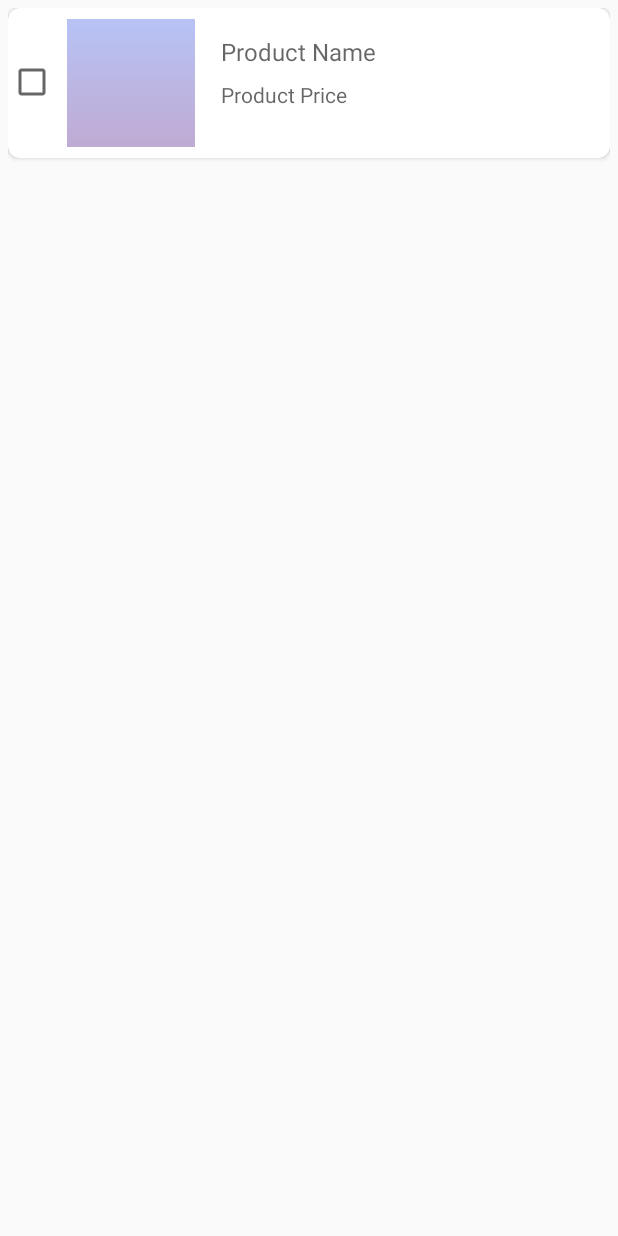
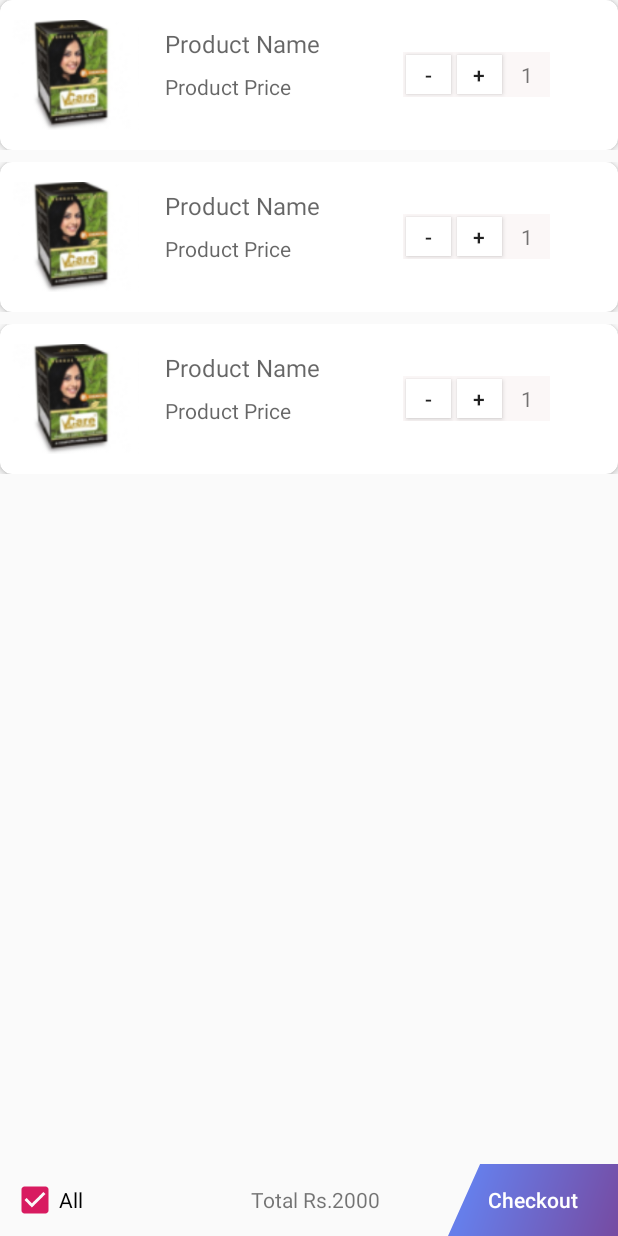
Before and after one commit to sandeepbhattarai48/HelloSewa, an Android app: the layout cart_fragment.xml on its own in the app's theme, with its tools: preview values and no code run, on a phone screen of 412 x 824 dp. Run offline under Robolectric (Android 15) with nearby library versions, the phone set to English and light mode, and no system bars.

Commit message:
cart fragment updated...

```diff
--- /dev/null
+++ b/app/src/main/res/drawable/checkout_btn.xml
@@ -0,0 +1,4 @@
+<?xml version="1.0" encoding="utf-8"?>
+<selector xmlns:android="http://schemas.android.com/apk/res/android">
+
+</selector>
--- /dev/null
+++ b/app/src/main/res/drawable/checkout_svg.xml
@@ -0,0 +1,24 @@
+
+  <vector xmlns:android="http://schemas.android.com/apk/res/android"
+      xmlns:aapt="http://schemas.android.com/aapt"
+      android:width="108.899dp"
+      android:height="37.505dp"
+      android:viewportWidth="108.899"
+      android:viewportHeight="37.505">
+    <path
+        android:pathData="M20.852,0.5l-20.007,36.5h107.555L108.4,0.5Z"
+        android:strokeWidth="1"
+        android:strokeColor="#707070">
+      <aapt:attr name="android:fillColor">
+        <gradient
+            android:startY="0.5"
+            android:startX="19.882235"
+            android:endY="37"
+            android:endX="108.4"
+            android:type="linear">
+          <item android:offset="0" android:color="#FF667EEA"/>
+          <item android:offset="1" android:color="#FF764BA2"/>
+        </gradient>
+      </aapt:attr>
+    </path>
+  </vector>
--- a/app/src/main/res/layout/activity_main.xml
+++ b/app/src/main/res/layout/activity_main.xml
@@ -9,11 +9,11 @@
     <FrameLayout
         android:id="@+id/nav_host"
         android:layout_width="0dp"
-        android:layout_height="match_parent"
+        android:layout_height="0dp"
+        app:layout_constraintBottom_toTopOf="@+id/bottom_nav"
         app:layout_constraintEnd_toEndOf="parent"
         app:layout_constraintStart_toStartOf="parent"
-        app:layout_constraintTop_toTopOf="parent"
-        />
+        app:layout_constraintTop_toTopOf="parent" />
     <com.google.android.material.bottomnavigation.BottomNavigationView
         android:id="@+id/bottom_nav"
         android:layout_width="match_parent"
--- a/app/src/main/res/layout/cart_fragment.xml
+++ b/app/src/main/res/layout/cart_fragment.xml
@@ -1,14 +1,68 @@
 <?xml version="1.0" encoding="utf-8"?>
-<FrameLayout xmlns:android="http://schemas.android.com/apk/res/android"
+<androidx.constraintlayout.widget.ConstraintLayout xmlns:android="http://schemas.android.com/apk/res/android"
+    xmlns:app="http://schemas.android.com/apk/res-auto"
     xmlns:tools="http://schemas.android.com/tools"
+    android:id="@+id/constraintLayout"
     android:layout_width="match_parent"
     android:layout_height="match_parent"
     tools:context=".cartFragment.Cart">
 
     <androidx.recyclerview.widget.RecyclerView
         android:id="@+id/recycler_view"
-        tools:listitem="@layout/cart_list_item"
-        android:layout_width="match_parent"
-        android:layout_height="wrap_content"/>
+        android:layout_width="0dp"
+        android:layout_height="0dp"
+        app:layout_constraintBottom_toTopOf="@+id/linearLayout"
+        app:layout_constraintEnd_toEndOf="parent"
+        app:layout_constraintStart_toStartOf="parent"
+        app:layout_constraintTop_toTopOf="parent"
+        tools:listitem="@layout/cart_list_item" />
 
-</FrameLayout>
+    <LinearLayout
+        android:id="@+id/linearLayout"
+        android:layout_width="0dp"
+        android:layout_height="wrap_content"
+        android:layout_weight="1"
+        android:gravity="bottom"
+        android:orientation="horizontal"
+        app:layout_constraintBottom_toBottomOf="parent"
+        app:layout_constraintEnd_toEndOf="parent"
+        app:layout_constraintStart_toStartOf="parent">
+
+        <CheckBox
+            android:layout_width="70dp"
+            android:layout_height="wrap_content"
+            android:layout_marginStart="@dimen/padding_small"
+            android:layout_weight="1"
+            android:baselineAligned="false"
+            android:checked="true"
+            android:text="@string/all" />
+
+        <TextView
+            android:layout_width="wrap_content"
+            android:layout_height="wrap_content"
+            android:layout_weight="1"
+            android:text="@string/total_rs_2000"
+            android:textAlignment="textEnd" />
+
+        <TextView
+            android:id="@+id/textView14"
+            android:layout_width="wrap_content"
+            android:layout_height="wrap_content"
+            android:layout_weight="1"
+            android:text="@string/_2000" />
+
+        <Button
+            android:layout_width="wrap_content"
+            android:layout_height="wrap_content"
+            android:layout_weight="0.1"
+            android:background="@drawable/checkout_svg"
+            android:gravity="center"
+            android:text="@string/checkout"
+            android:textAllCaps="false"
+            android:textColor="@color/white" />
+
+
+    </LinearLayout>
+
+
+</androidx.constraintlayout.widget.ConstraintLayout>
--- a/app/src/main/res/layout/cart_list_item.xml
+++ b/app/src/main/res/layout/cart_list_item.xml
@@ -1,61 +1,103 @@
 <?xml version="1.0" encoding="utf-8"?>
-<LinearLayout xmlns:android="http://schemas.android.com/apk/res/android"
+<RelativeLayout xmlns:android="http://schemas.android.com/apk/res/android"
     xmlns:app="http://schemas.android.com/apk/res-auto"
-    android:orientation="horizontal"
-    android:padding="5dp"
     android:layout_width="match_parent"
-    android:layout_height="match_parent">
+    android:layout_height="wrap_content"
+    android:layout_marginBottom="@dimen/small_margin"
+    android:orientation="vertical">
 
     <androidx.cardview.widget.CardView
-    app:cardCornerRadius="@dimen/radius_small"
         android:layout_width="match_parent"
         android:layout_height="wrap_content"
-    >
+
+        app:cardCornerRadius="@dimen/radius_small"
+        app:cardElevation="3dp">
 
 
         <LinearLayout
-    android:orientation="horizontal"
             android:layout_width="match_parent"
-    android:layout_height="wrap_content">
+            android:layout_height="wrap_content"
+            android:orientation="horizontal">
+
+            <ImageView
+                android:id="@+id/cart_product_image"
+                android:layout_width="100dp"
+                android:layout_height="100dp"
+                android:padding="@dimen/padding_small"
+                android:src="@drawable/hair_dye" />
+
+            <LinearLayout
+                android:layout_width="wrap_content"
+                android:layout_height="wrap_content"
+                android:orientation="vertical"
+                android:padding="10dp">
+
+                <TextView
+                    android:id="@+id/cart_product_name"
+                    android:layout_width="wrap_content"
+                    android:layout_height="wrap_content"
+                    android:layout_marginTop="@dimen/margin_top"
+                    android:hint="@string/product_name"
+                    android:textSize="@dimen/text_size_medium" />
+
+                <TextView
+                    android:id="@+id/cart_product_price"
+                    android:layout_width="wrap_content"
+                    android:layout_height="wrap_content"
+                    android:layout_marginTop="@dimen/margin_top"
+                    android:hint="@string/product_price" />
+
+            </LinearLayout>
+
+            <LinearLayout
+                android:layout_width="match_parent"
+                android:layout_height="match_parent"
+                android:gravity="center">
+
+                <LinearLayout
+                    android:layout_width="wrap_content"
+                    android:layout_height="30dp"
+                    android:layout_gravity="center"
+                    android:background="@color/bg"
+                    android:gravity="center">
+
+                    <Button
+                        style="@style/custom_button_quantity"
+                        android:layout_width="30dp"
+                        android:layout_height="match_parent"
+                        android:layout_margin="@dimen/quantity_margin"
+                        android:background="@color/white"
+                        android:text="-" />
+
+                    <Button
+                        style="@style/custom_button_quantity"
+                        android:layout_width="30dp"
+                        android:layout_height="match_parent"
+                        android:layout_margin="@dimen/quantity_margin"
+                        android:background="@color/white"
+                        android:text="+" />
+
+                    <TextView
+                        android:layout_width="30dp"
+                        android:layout_height="match_parent"
+                        android:gravity="center"
+                        android:text="1" />
+
+
+                </LinearLayout>
+            </LinearLayout>
 
             <androidx.appcompat.widget.AppCompatCheckBox
                 android:id="@+id/cart_checkbox"
                 android:layout_width="wrap_content"
                 android:layout_height="70dp"
                 android:layout_gravity="center"
+                android:autoLink="none"
                 android:autoText="false" />
 
-    <ImageView
-        android:id="@+id/cart_product_image"
-        android:padding="@dimen/padding_small"
-        android:src="@drawable/nav_background"
-        android:layout_width="100dp"
-        android:layout_height="100dp"/>
-
-    <LinearLayout
-        android:padding="10dp"
-        android:orientation="vertical"
-        android:layout_width="match_parent"
-        android:layout_height="wrap_content">
-
-        <TextView
-            android:id="@+id/cart_product_name"
-            android:textSize="@dimen/text_size_medium"
-            android:layout_marginTop="@dimen/margin_top"
-            android:hint="@string/product_name"
-            android:layout_width="match_parent"
-            android:layout_height="wrap_content"/>
-
-        <TextView
-            android:id="@+id/cart_product_price"
-            android:layout_marginTop="@dimen/margin_top"
-            android:hint="@string/product_price"
-            android:layout_width="match_parent"
-            android:layout_height="wrap_content"/>
-
-</LinearLayout>
 
         </LinearLayout>
     </androidx.cardview.widget.CardView>
 
-</LinearLayout>
+
+</RelativeLayout>
--- a/app/src/main/res/values/dimens.xml
+++ b/app/src/main/res/values/dimens.xml
@@ -11,5 +11,7 @@
     <dimen name="padding_small">7dp</dimen>
     <dimen name="margin_top">8dp</dimen>
     <dimen name="text_size_medium">16sp</dimen>
+    <dimen name="small_margin">8dp</dimen>
+    <dimen name="quantity_margin">2dp</dimen>
 
 </resources>
--- a/app/src/main/res/values/strings.xml
+++ b/app/src/main/res/values/strings.xml
@@ -13,4 +13,8 @@
     <string name="_700">700</string>
     <string name="popular_product">Popular Product</string>
     <string name="product_on_sale">Product on sale</string>
+    <string name="total_rs_2000">Total Rs. </string>
+    <string name="checkout">Checkout</string>
+    <string name="_2000">2000</string>
+    <string name="all">All</string>
 </resources>
--- a/app/src/main/res/values/styles.xml
+++ b/app/src/main/res/values/styles.xml
@@ -8,4 +8,12 @@
         <item name="colorAccent">@color/colorAccent</item>
     </style>
 
+    <style name="custom_button_quantity" parent="Widget.AppCompat.Button">
+        <item name="android:padding">2dp</item>
+    </style>
+
+    <style name="custom_button_checkout" parent="Widget.AppCompat.Button">
+        <item name="android:background">@drawable/checkout_svg</item>
+    </style>
+
 </resources>
```
Lines whose indentation alone changed are shown as unchanged.
